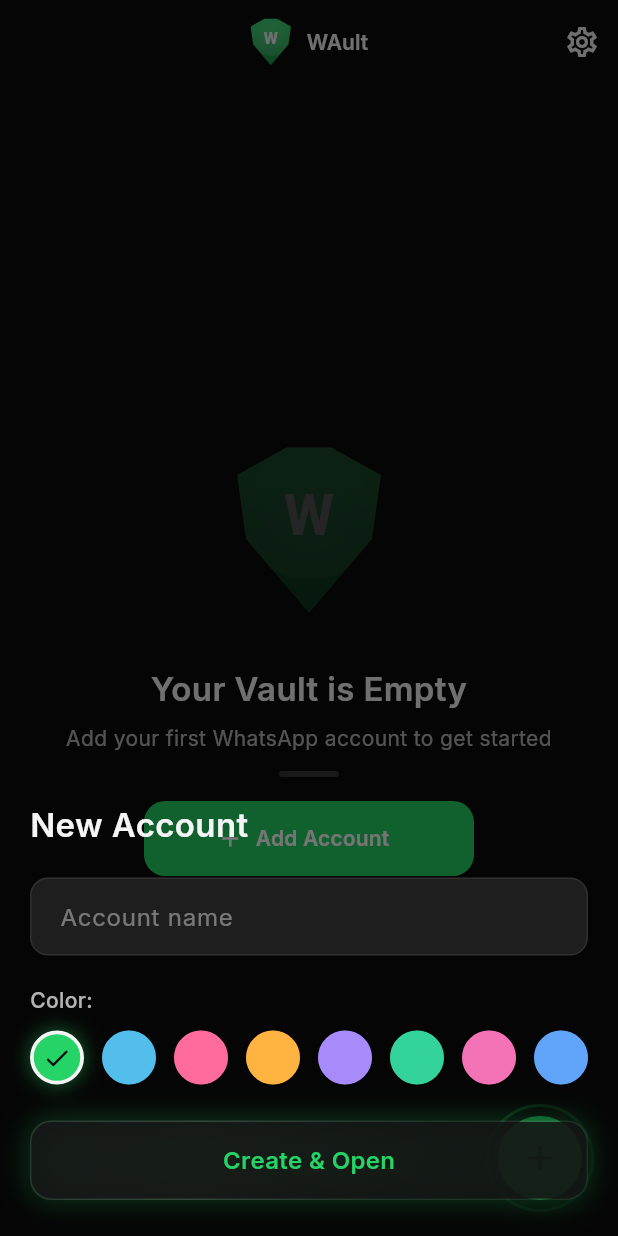
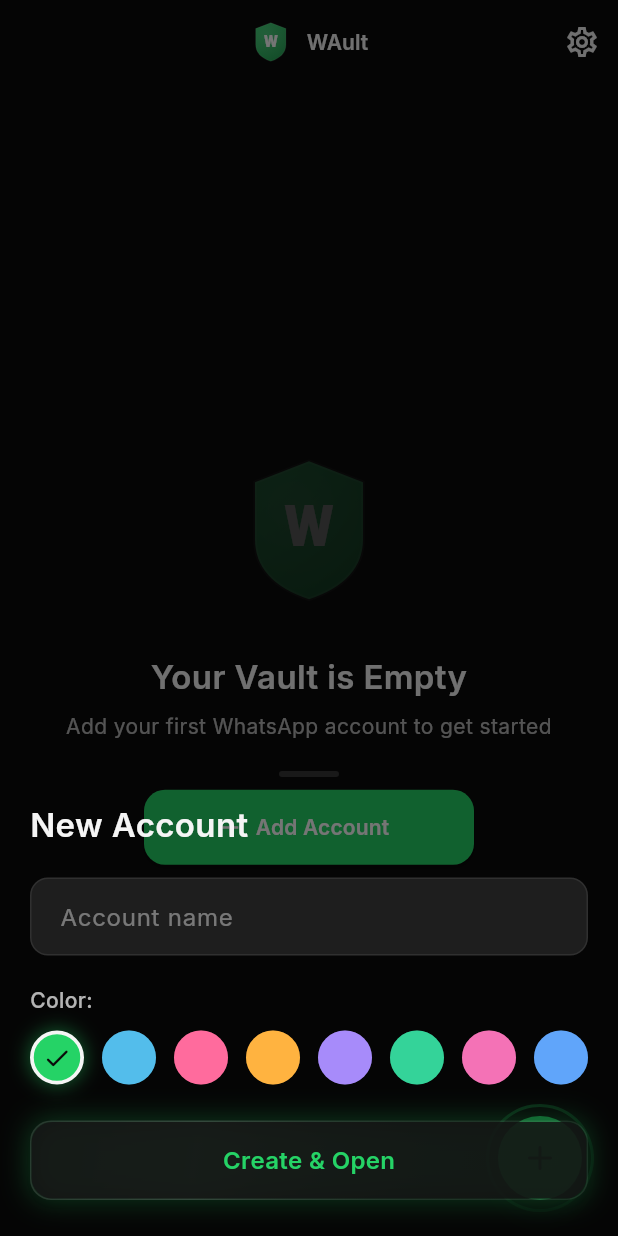
Before and after one commit to divathed3vil-sys/wault, a Flutter app: the screen it shows after launch, after a tap on "Add Account", on a phone screen of 412 x 824 dp. Run offline on Flutter 3.47's test engine with Material 3 defaults, Android fonts, the phone set to English and light mode, and no system bars; our stand-ins replace google_fonts.

Commit message:
chore: add app logo asset

```diff
--- a/lib/screens/splash_screen.dart
+++ b/lib/screens/splash_screen.dart
@@ -1,3 +1,7 @@
+// lib/screens/splash_screen.dart
+
+import 'dart:async';
+
 import 'package:flutter/material.dart';
 import 'package:wault/theme/wault_colors.dart';
 import 'package:wault/widgets/shield_logo.dart';
@@ -18,11 +22,14 @@
   late final AnimationController _subtitleController;
   late final AnimationController _exitController;
 
-  late final Animation<double> _logoFade;
+  late final Animation<double> _logoOpacity;
   late final Animation<double> _logoScale;
-  late final Animation<double> _titleFade;
-  late final Animation<double> _subtitleFade;
-  late final Animation<double> _exitFade;
+  late final Animation<double> _titleOpacity;
+  late final Animation<double> _subtitleOpacity;
+  late final Animation<double> _exitOpacity;
+  late final Animation<double> _exitScale;
+
+  Timer? _exitTimer;
 
   @override
   void initState() {
@@ -34,7 +41,7 @@
     );
     _titleController = AnimationController(
       vsync: this,
-      duration: const Duration(milliseconds: 500),
+      duration: const Duration(milliseconds: 400),
     );
     _subtitleController = AnimationController(
       vsync: this,
@@ -42,59 +49,68 @@
     );
     _exitController = AnimationController(
       vsync: this,
-      duration: const Duration(milliseconds: 400),
+      duration: const Duration(milliseconds: 300),
     );
 
-    _logoFade = CurvedAnimation(parent: _logoController, curve: Curves.easeOut);
+    _logoOpacity = CurvedAnimation(
+      parent: _logoController,
+      curve: Curves.easeOut,
+    );
+
     _logoScale = Tween<double>(begin: 0.8, end: 1.0).animate(
-      CurvedAnimation(parent: _logoController, curve: Curves.easeOutBack),
+      CurvedAnimation(parent: _logoController, curve: Curves.elasticOut),
     );
-    _titleFade = CurvedAnimation(
+
+    _titleOpacity = CurvedAnimation(
       parent: _titleController,
       curve: Curves.easeOut,
     );
-    _subtitleFade = CurvedAnimation(
+
+    _subtitleOpacity = CurvedAnimation(
       parent: _subtitleController,
       curve: Curves.easeOut,
     );
-    _exitFade = Tween<double>(
+
+    _exitOpacity = Tween<double>(
       begin: 1.0,
       end: 0.0,
-    ).animate(CurvedAnimation(parent: _exitController, curve: Curves.easeIn));
+    ).animate(CurvedAnimation(parent: _exitController, curve: Curves.easeOut));
 
-    _startSequence();
+    _exitScale = Tween<double>(
+      begin: 1.0,
+      end: 1.1,
+    ).animate(CurvedAnimation(parent: _exitController, curve: Curves.easeOut));
+
+    _runSequence();
   }
 
-  Future<void> _startSequence() async {
+  Future<void> _runSequence() async {
     await Future.delayed(const Duration(milliseconds: 200));
     if (!mounted) return;
 
-    await _logoController.forward();
-    if (!mounted) return;
-
-    await Future.delayed(const Duration(milliseconds: 150));
-    if (!mounted) return;
-
-    await _titleController.forward();
-    if (!mounted) return;
-
-    await Future.delayed(const Duration(milliseconds: 100));
-    if (!mounted) return;
-
-    await _subtitleController.forward();
-    if (!mounted) return;
+    _logoController.forward();
 
     await Future.delayed(const Duration(milliseconds: 800));
     if (!mounted) return;
 
+    _titleController.forward();
+
+    await Future.delayed(const Duration(milliseconds: 400));
+    if (!mounted) return;
+
+    _subtitleController.forward();
+
+    _exitTimer = Timer(const Duration(milliseconds: 1200), () async {
+      if (!mounted) return;
       await _exitController.forward();
       if (!mounted) return;
-
       widget.onFinished?.call();
+    });
   }
 
   @override
   void dispose() {
+    _exitTimer?.cancel();
     _logoController.dispose();
     _titleController.dispose();
     _subtitleController.dispose();
@@ -106,75 +122,82 @@
   Widget build(BuildContext context) {
     return Scaffold(
       backgroundColor: WaultColors.background,
-      body: AnimatedBuilder(
-        animation: _exitController,
+      body: Center(
+        child: AnimatedBuilder(
+          animation: Listenable.merge([
+            _logoController,
+            _titleController,
+            _subtitleController,
+            _exitController,
+          ]),
           builder: (context, child) {
-          return Opacity(opacity: _exitFade.value, child: child);
-        },
-        child: Center(
+            return Opacity(
+              opacity: _exitOpacity.value,
+              child: Transform.scale(
+                scale: _exitScale.value,
                 child: Column(
                   mainAxisSize: MainAxisSize.min,
                   children: [
-              AnimatedBuilder(
-                animation: _logoController,
-                builder: (context, child) {
-                  return Opacity(
-                    opacity: _logoFade.value,
+                    Opacity(
+                      opacity: _logoOpacity.value,
                       child: Transform.scale(
                         scale: _logoScale.value,
-                      child: child,
+                        child: Stack(
+                          alignment: Alignment.center,
+                          children: [
+                            Container(
+                              width: 140,
+                              height: 140,
+                              decoration: BoxDecoration(
+                                shape: BoxShape.circle,
+                                gradient: RadialGradient(
+                                  colors: [
+                                    WaultColors.primary.withOpacity(0.15),
+                                    Colors.transparent,
+                                  ],
                                 ),
-                  );
-                },
-                child: const ShieldLogo(size: 100.0),
                               ),
-              const SizedBox(height: 28.0),
-              FadeTransition(
-                opacity: _titleFade,
-                child: Text(
+                            ),
+                            const ShieldLogo(
+                              size: 88,
+                              useAssetIfAvailable: true,
+                            ),
+                          ],
+                        ),
+                      ),
+                    ),
+                    const SizedBox(height: 20),
+                    Opacity(
+                      opacity: _titleOpacity.value,
+                      child: const Text(
                         'WAult',
                         style: TextStyle(
                           color: WaultColors.textPrimary,
-                    fontSize: 32.0,
-                    fontWeight: FontWeight.w700,
-                    letterSpacing: 1.2,
+                          fontSize: 28,
+                          fontWeight: FontWeight.bold,
+                          letterSpacing: 2,
                         ),
                       ),
                     ),
-              const SizedBox(height: 8.0),
-              FadeTransition(
-                opacity: _subtitleFade,
-                child: Text(
+                    const SizedBox(height: 8),
+                    Opacity(
+                      opacity: _subtitleOpacity.value,
+                      child: const Text(
                         'a project by DIVA',
                         style: TextStyle(
                           color: WaultColors.textSecondary,
-                    fontSize: 14.0,
-                    fontWeight: FontWeight.w400,
-                    letterSpacing: 0.5,
+                          fontSize: 13,
+                          letterSpacing: 1,
                         ),
                       ),
                     ),
                   ],
                 ),
               ),
+            );
+          },
+        ),
       ),
     );
   }
 }
-
-class AnimatedBuilder extends AnimatedWidget {
-  final Widget? child;
-  final Widget Function(BuildContext context, Widget? child) builder;
-
-  const AnimatedBuilder({
-    super.key,
-    required Animation<double> animation,
-    required this.builder,
-    this.child,
-  }) : super(listenable: animation);
-
-  @override
-  Widget build(BuildContext context) {
-    return builder(context, child);
-  }
-}
--- a/lib/widgets/shield_logo.dart
+++ b/lib/widgets/shield_logo.dart
@@ -1,4 +1,4 @@
-//import 'dart:math';
+// lib/widgets/shield_logo.dart
 
 import 'package:flutter/material.dart';
 import 'package:wault/theme/wault_colors.dart';
@@ -6,138 +6,118 @@
 class ShieldLogo extends StatelessWidget {
   final double size;
   final double opacity;
+  final String? assetPath;
+  final bool useAssetIfAvailable;
 
-  const ShieldLogo({super.key, required this.size, this.opacity = 1.0});
+  const ShieldLogo({
+    super.key,
+    this.size = 64,
+    this.opacity = 1.0,
+    this.assetPath,
+    this.useAssetIfAvailable = false,
+  });
 
   @override
   Widget build(BuildContext context) {
-    return Opacity(
-      opacity: opacity,
-      child: CustomPaint(
-        size: Size(size, size * 1.15),
-        painter: _ShieldLogoPainter(size: size),
-      ),
-    );
+    final effectiveAssetPath = assetPath ?? 'assets/images/wault_logo.png';
+
+    final child =
+        useAssetIfAvailable
+            ? Image.asset(
+              effectiveAssetPath,
+              width: size,
+              height: size,
+              fit: BoxFit.contain,
+              errorBuilder:
+                  (_, __, ___) => CustomPaint(
+                    size: Size.square(size),
+                    painter: _ShieldLogoPainter(),
+                  ),
+            )
+            : CustomPaint(
+              size: Size.square(size),
+              painter: _ShieldLogoPainter(),
+            );
+
+    return Opacity(opacity: opacity, child: child);
   }
 }
 
 class _ShieldLogoPainter extends CustomPainter {
-  final double size;
+  @override
+  void paint(Canvas canvas, Size size) {
+    final rect = Offset.zero & size;
 
-  _ShieldLogoPainter({required this.size});
+    final fillPaint =
+        Paint()
+          ..shader = const LinearGradient(
+            colors: [WaultColors.primary, Color(0xB325D366)],
+            begin: Alignment.topLeft,
+            end: Alignment.bottomRight,
+          ).createShader(rect);
 
-  @override
-  void paint(Canvas canvas, Size canvasSize) {
-    final width = canvasSize.width;
-    final height = canvasSize.height;
-    final centerX = width / 2;
+    final highlightPaint =
+        Paint()
+          ..shader = RadialGradient(
+            colors: [
+              Colors.white.withOpacity(0.20),
+              Colors.white.withOpacity(0.0),
+            ],
+            center: const Alignment(-0.2, -0.3),
+            radius: 0.8,
+          ).createShader(rect);
 
-    final path = _buildShieldPath(width, height, centerX);
+    final borderPaint =
+        Paint()
+          ..color = Colors.white.withOpacity(0.10)
+          ..style = PaintingStyle.stroke
+          ..strokeWidth = size.width * 0.025;
 
-    _drawGradientFill(canvas, path, width, height);
-    _drawInnerGlow(canvas, path, centerX, height);
-    _drawLetter(canvas, centerX, height);
-  }
-
-  Path _buildShieldPath(double width, double height, double centerX) {
     final path = Path();
-
-    final topY = height * 0.02;
-    final shoulderY = height * 0.18;
-    final midY = height * 0.55;
-    final bottomY = height * 0.98;
-
-    final topInset = width * 0.15;
-    final shoulderWidth = width * 0.48;
-    final midWidth = width * 0.42;
-
-    path.moveTo(centerX, topY);
-    path.lineTo(centerX + topInset, topY);
-    path.lineTo(centerX + shoulderWidth, shoulderY);
-    path.lineTo(centerX + midWidth, midY);
-    path.lineTo(centerX, bottomY);
-    path.lineTo(centerX - midWidth, midY);
-    path.lineTo(centerX - shoulderWidth, shoulderY);
-    path.lineTo(centerX - topInset, topY);
+    path.moveTo(size.width * 0.50, size.height * 0.04);
+    path.lineTo(size.width * 0.86, size.height * 0.18);
+    path.lineTo(size.width * 0.86, size.height * 0.56);
+    path.quadraticBezierTo(
+      size.width * 0.86,
+      size.height * 0.84,
+      size.width * 0.50,
+      size.height * 0.96,
+    );
+    path.quadraticBezierTo(
+      size.width * 0.14,
+      size.height * 0.84,
+      size.width * 0.14,
+      size.height * 0.56,
+    );
+    path.lineTo(size.width * 0.14, size.height * 0.18);
     path.close();
 
-    return path;
-  }
+    canvas.drawPath(path, fillPaint);
+    canvas.drawPath(path, highlightPaint);
+    canvas.drawPath(path, borderPaint);
 
-  void _drawGradientFill(
-    Canvas canvas,
-    Path path,
-    double width,
-    double height,
-  ) {
-    final gradient = LinearGradient(
-      begin: Alignment.topCenter,
-      end: Alignment.bottomCenter,
-      colors: [WaultColors.primary, WaultColors.primary.withValues(alpha: 0.7)],
+    final textPainter = TextPainter(
+      text: TextSpan(
+        text: 'W',
+        style: TextStyle(
+          color: Colors.white,
+          fontSize: size.width * 0.38,
+          fontWeight: FontWeight.w800,
+          letterSpacing: 1,
+        ),
+      ),
+      textDirection: TextDirection.ltr,
+      textAlign: TextAlign.center,
+    )..layout();
+
+    final textOffset = Offset(
+      (size.width - textPainter.width) / 2,
+      (size.height - textPainter.height) / 2 - size.height * 0.02,
     );
 
-    final rect = Rect.fromLTWH(0, 0, width, height);
-    final paint = Paint()
-      ..shader = gradient.createShader(rect)
-      ..style = PaintingStyle.fill;
-
-    canvas.drawPath(path, paint);
-  }
-
-  void _drawInnerGlow(Canvas canvas, Path path, double centerX, double height) {
-    final glowCenter = Offset(centerX, height * 0.35);
-    final glowRadius = size * 0.5;
-
-    final gradient = RadialGradient(
-      center: Alignment.center,
-      radius: 1.0,
-      colors: [
-        Colors.white.withValues(alpha: 0.2),
-        Colors.white.withValues(alpha: 0.0),
-      ],
-    );
-
-    final rect = Rect.fromCircle(center: glowCenter, radius: glowRadius);
-    final paint = Paint()
-      ..shader = gradient.createShader(rect)
-      ..style = PaintingStyle.fill;
-
-    canvas.save();
-    canvas.clipPath(path);
-    canvas.drawCircle(glowCenter, glowRadius, paint);
-    canvas.restore();
-  }
-
-  void _drawLetter(Canvas canvas, double centerX, double height) {
-    final fontSize = size * 0.38;
-    final letterY = height * 0.42;
-
-    final textSpan = TextSpan(
-      text: 'W',
-      style: TextStyle(
-        color: WaultColors.textPrimary,
-        fontSize: fontSize,
-        fontWeight: FontWeight.w700,
-        letterSpacing: -1.0,
-      ),
-    );
-
-    final textPainter = TextPainter(
-      text: textSpan,
-      textDirection: TextDirection.ltr,
-      textAlign: TextAlign.center,
-    );
-
-    textPainter.layout();
-
-    final textX = centerX - (textPainter.width / 2);
-    final textY = letterY - (textPainter.height / 2);
-
-    textPainter.paint(canvas, Offset(textX, textY));
+    textPainter.paint(canvas, textOffset);
   }
 
   @override
-  bool shouldRepaint(covariant _ShieldLogoPainter oldDelegate) {
-    return oldDelegate.size != size;
-  }
+  bool shouldRepaint(covariant CustomPainter oldDelegate) => false;
 }
```
Also changed, not shown: pubspec.yaml (+9 -5 lines), assets/images/wault_logo.png (added), pubspec.lock, 2 other files. Lines whose indentation alone changed are shown as unchanged.
